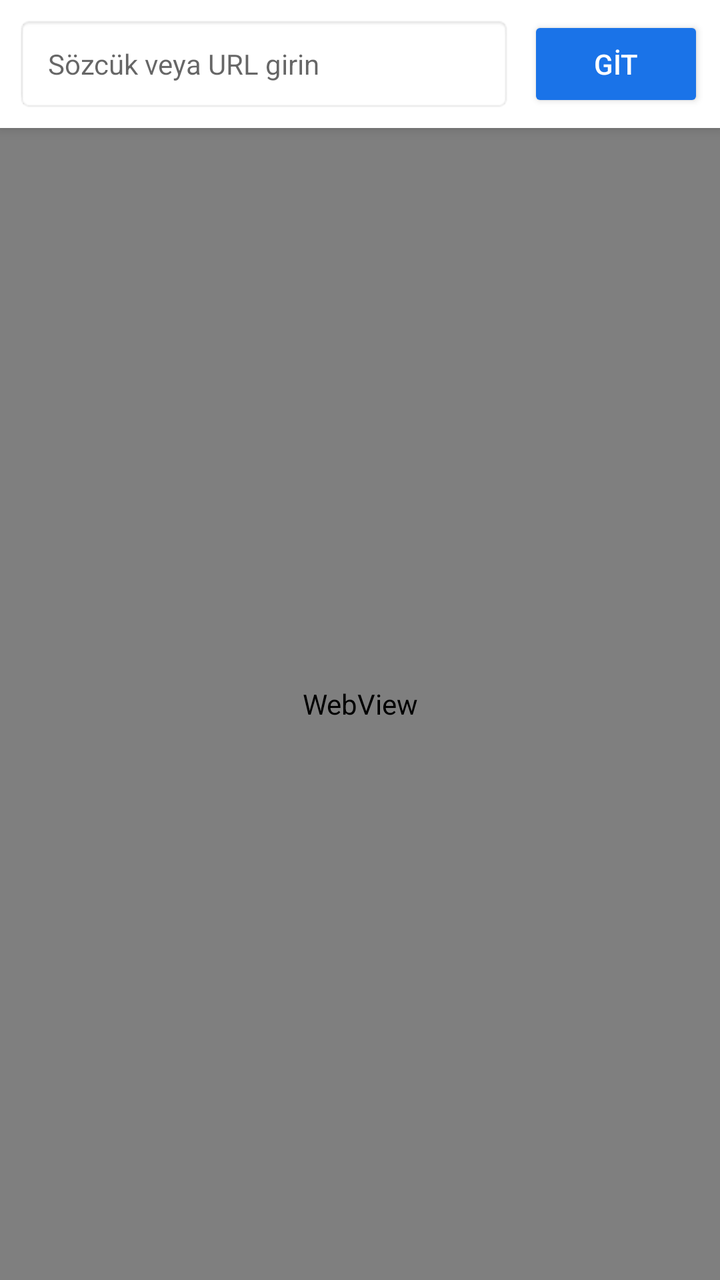
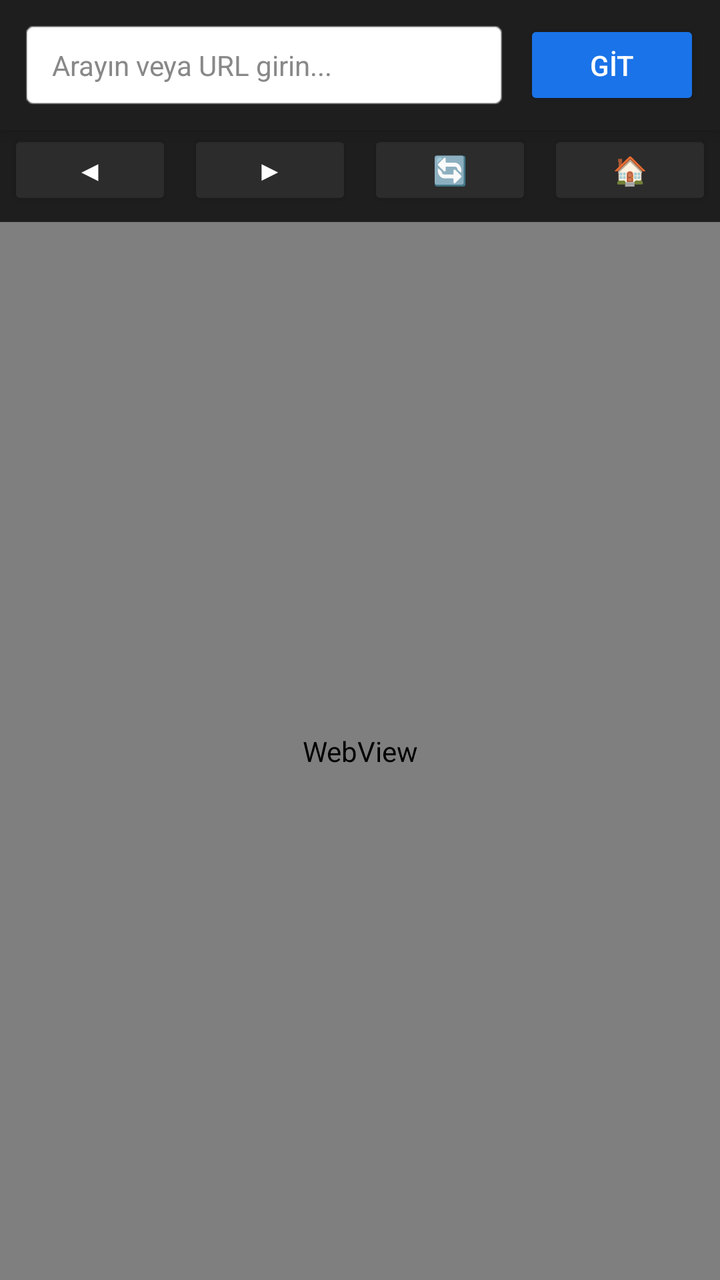

The first picture is an Android layout as it rendered before a commit; the second is the same layout after the commit. The layout source and the unified diff follow.
<!-- AndroidManifest.xml: application theme Theme.AppCompat.Light.NoActionBar -->
<!-- res/layout/activity_main.xml -->
<?xml version="1.0" encoding="utf-8"?>
<LinearLayout xmlns:android="http://schemas.android.com/apk/res/android"
    android:layout_width="match_parent"
    android:layout_height="match_parent"
    android:orientation="vertical"
    android:background="#F5F5F7">

    <LinearLayout
        android:layout_width="match_parent"
        android:layout_height="wrap_content"
        android:orientation="horizontal"
        android:padding="8dp"
        android:background="#FFFFFF"
        android:elevation="4dp">

        <EditText
            android:id="@+id/url_input"
            android:layout_width="0dp"
            android:layout_height="48dp"
            android:layout_weight="1"
            android:hint="Sözcük veya URL girin"
            android:inputType="textUri"
            android:paddingHorizontal="16dp"
            android:background="@android:drawable/editbox_background_normal"
            android:imeOptions="actionGo"
            android:textSize="14sp" />

        <Button
            android:id="@+id/btn_go"
            android:layout_width="wrap_content"
            android:layout_height="48dp"
            android:layout_marginStart="8dp"
            android:text="GİT"
            android:textColor="#FFFFFF"
            android:backgroundTint="#1A73E8" />
    </LinearLayout>

    <WebView
        android:id="@+id/web_view"
        android:layout_width="match_parent"
        android:layout_height="match_parent" />

</LinearLayout>
<!-- resources referenced by this layout -->
<resources>

</resources>

<!-- the commit's change to res/layout/activity_main.xml (unified diff, before → after) -->
@@ -3,22 +3,30 @@
     android:layout_width="match_parent"
     android:layout_height="match_parent"
     android:orientation="vertical"
-    android:background="#F5F5F7">
+    android:background="#121212"> <ProgressBar
+        android:id="@+id/progress_bar"
+        style="?android:attr/progressBarStyleHorizontal"
+        android:layout_width="match_parent"
+        android:layout_height="4dp"
+        android:visibility="gone"
+        android:progressTint="#1A73E8" />
 
     <LinearLayout
         android:layout_width="match_parent"
         android:layout_height="wrap_content"
         android:orientation="horizontal"
-        android:padding="8dp"
-        android:background="#FFFFFF"
-        android:elevation="4dp">
+        android:padding="10dp"
+        android:background="#1E1E1E"
+        android:elevation="6dp">
 
         <EditText
             android:id="@+id/url_input"
             android:layout_width="0dp"
-            android:layout_height="48dp"
+            android:layout_height="45dp"
             android:layout_weight="1"
-            android:hint="Sözcük veya URL girin"
+            android:hint="Arayın veya URL girin..."
+            android:textColor="#FFFFFF"
+            android:textColorHint="#888888"
             android:inputType="textUri"
             android:paddingHorizontal="16dp"
             android:background="@android:drawable/editbox_background_normal"
@@ -28,16 +36,66 @@
         <Button
             android:id="@+id/btn_go"
             android:layout_width="wrap_content"
-            android:layout_height="48dp"
+            android:layout_height="45dp"
             android:layout_marginStart="8dp"
             android:text="GİT"
             android:textColor="#FFFFFF"
             android:backgroundTint="#1A73E8" />
     </LinearLayout>
 
+    <LinearLayout
+        android:layout_width="match_parent"
+        android:layout_height="wrap_content"
+        android:orientation="horizontal"
+        android:gravity="center"
+        android:background="#1E1E1E"
+        android:paddingBottom="6dp">
+
+        <Button
+            android:id="@+id/btn_back"
+            android:layout_width="0dp"
+            android:layout_height="40dp"
+            android:layout_weight="1"
+            android:text="◀"
+            android:textColor="#FFFFFF"
+            android:backgroundTint="#2C2C2C"
+            android:layout_marginHorizontal="4dp"/>
+
+        <Button
+            android:id="@+id/btn_forward"
+            android:layout_width="0dp"
+            android:layout_height="40dp"
+            android:layout_weight="1"
+            android:text="▶"
+            android:textColor="#FFFFFF"
+            android:backgroundTint="#2C2C2C"
+            android:layout_marginHorizontal="4dp"/>
+
+        <Button
+            android:id="@+id/btn_refresh"
+            android:layout_width="0dp"
+            android:layout_height="40dp"
+            android:layout_weight="1"
+            android:text="🔄"
+            android:textColor="#FFFFFF"
+            android:backgroundTint="#2C2C2C"
+            android:layout_marginHorizontal="4dp"/>
+
+        <Button
+            android:id="@+id/btn_home"
+            android:layout_width="0dp"
+            android:layout_height="40dp"
+            android:layout_weight="1"
+            android:text="🏠"
+            android:textColor="#FFFFFF"
+            android:backgroundTint="#2C2C2C"
+            android:layout_marginHorizontal="4dp"/>
+    </LinearLayout>
+
     <WebView
         android:id="@+id/web_view"
         android:layout_width="match_parent"
-        android:layout_height="match_parent" />
+        android:layout_height="match_parent"
+        android:background="#121212" />
 
 </LinearLayout>
